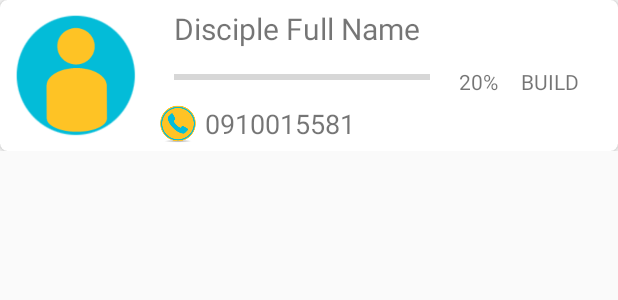
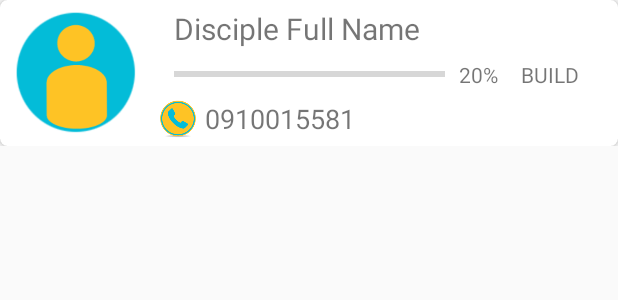
Before and after one commit to Emanuz/Deeplife-Android-, an Android app: the layout disciple_list_item.xml on its own in the app's theme, with its tools: preview values and no code run, on a phone screen of 412 x 824 dp. Shown: the top 300 px of the screen. Run offline under Robolectric (Android 15) with nearby library versions, the phone set to English and light mode, and no system bars.

Commit message:
with layout

```diff
--- a/app/src/main/res/layout/disciple_list_item.xml
+++ b/app/src/main/res/layout/disciple_list_item.xml
@@ -98,7 +98,7 @@
                             android:layout_width="match_parent"
                             android:layout_height="wrap_content"
                             android:indeterminate="false"
-                            android:layout_marginRight="60dp"
+                            android:layout_marginRight="50dp"
                             android:max="100"
                             />
                         </LinearLayout>
@@ -112,7 +112,6 @@
                                 android:layout_width="35dp"
                                 android:layout_gravity="center_horizontal|center_vertical"
                                 android:gravity="center_horizontal|center_vertical"
-                                android:layout_marginTop="3dp"
                                 android:layout_height="wrap_content"
                                 android:layout_marginLeft="8dp"
                                 android:text="20%"/>
@@ -123,7 +122,6 @@
                                 android:gravity="center_horizontal|center_vertical"
                                 android:layout_height="wrap_content"
                                 android:paddingRight="10dp"
-                                android:layout_marginTop="3dp"
                                 android:text="BUILD"/>
                         </LinearLayout>
                     </FrameLayout>
```
